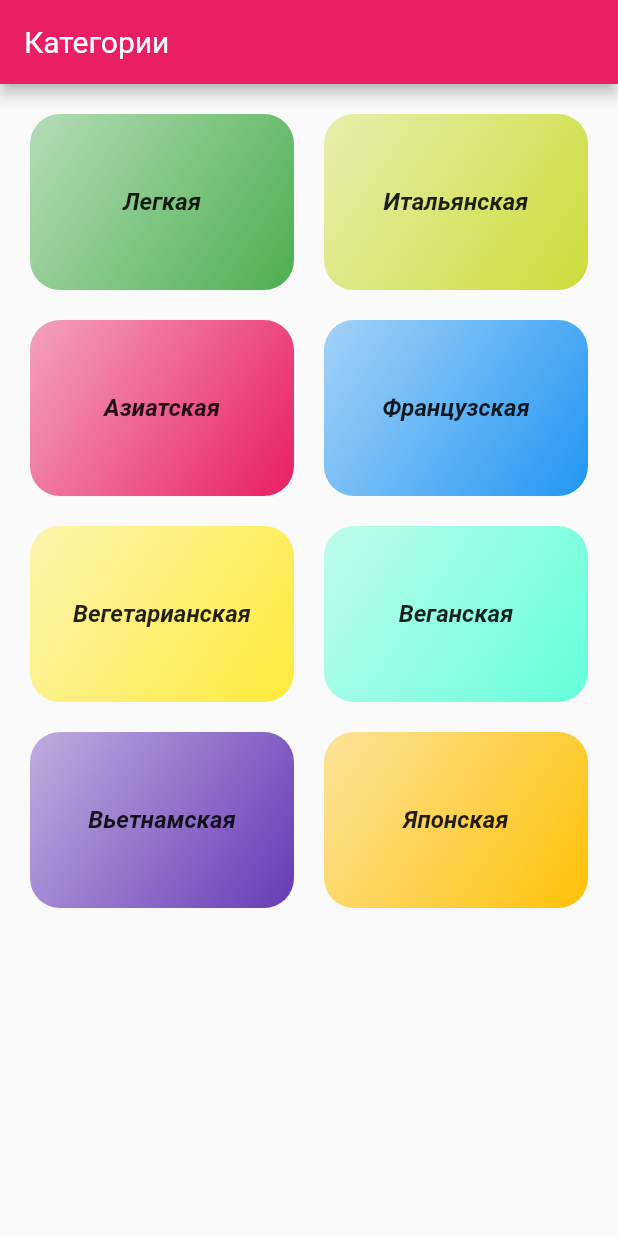
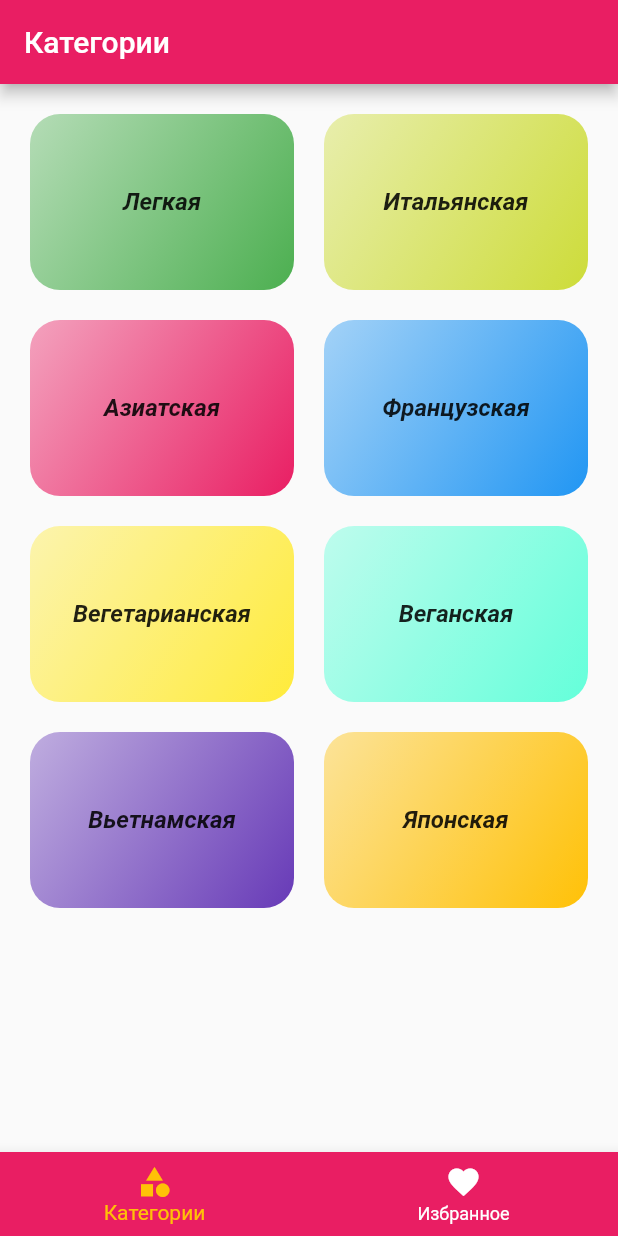
Before and after one commit to Puzikovsa/meal_app, a Flutter app: the screen it shows after launch, on a phone screen of 412 x 824 dp. Run offline on Flutter 3.47's test engine with Material 2 defaults, Android fonts, the phone set to English and light mode, and no system bars.

Commit message:
added tab_page.dart

```diff
--- a/lib/data.dart
+++ b/lib/data.dart
@@ -19,7 +19,7 @@ class MockData {
           id: '01',
           title: 'Спагетти с томатным соусом',
           imageURL:
-              'https://kartinkin.net/uploads/posts/2021-07/1625183698_26-kartinkin-com-p-pasta-boloneze-yeda-krasivo-foto-33.jpg',
+              'https://eda.ru/img/eda/c620x415/s1.eda.ru/StaticContent/Photos/120213182322/120213182408/p_O.jpg',
           ingredients: [
             '4 томата',
             'столовая ложка оливкового масла',
--- a/lib/main.dart
+++ b/lib/main.dart
@@ -1,6 +1,6 @@
 import 'package:flutter/material.dart';
 import 'package:meal_app/widgets/pages/category_meals_page.dart';
-import 'package:meal_app/widgets/pages/category_page.dart';
+import 'package:meal_app/widgets/pages/tab_page.dart';
 
 void main() {
   runApp(const MyApp());
@@ -14,7 +14,11 @@ class MyApp extends StatelessWidget {
     return MaterialApp(
       debugShowCheckedModeBanner: false,
       theme: ThemeData(
-        primarySwatch: Colors.pink,
+        primaryColor: Colors.pink,
+          colorScheme: ColorScheme.fromSwatch(
+            primarySwatch: Colors.pink,
+            accentColor: Colors.amber,
+          ),
           textTheme: const TextTheme(
           headline1: TextStyle(
             fontWeight: FontWeight.w400,
@@ -33,7 +37,7 @@ class MyApp extends StatelessWidget {
       ),
       initialRoute: '/',
       routes: {
-        '/': (context) => const CategoryPage(),
+        '/': (context) => const TabPage(),
         CategoryMealsPage.route : (context) => const CategoryMealsPage(),
       },
     );
--- a/lib/widgets/pages/category_page.dart
+++ b/lib/widgets/pages/category_page.dart
@@ -7,12 +7,7 @@ class CategoryPage extends StatelessWidget {
 
   @override
   Widget build(BuildContext context) {
-    return Scaffold(
-      appBar: AppBar(
-        title: Text('Категории',
-        style: Theme.of(context).textTheme.headline1,),
-      ),
-      body: GridView(
+    return GridView(
       padding: const EdgeInsets.all(20),
       gridDelegate: const SliverGridDelegateWithFixedCrossAxisCount(
         crossAxisCount: 2,
@@ -20,10 +15,9 @@ class CategoryPage extends StatelessWidget {
         mainAxisSpacing: 20,
         crossAxisSpacing: 20,
       ),
-        children:
-        MockData.getCategories.map((category) =>
-            CategoryItem(category: category)).toList(),
-      ),
+      children: MockData.getCategories
+          .map((category) => CategoryItem(category: category))
+          .toList(),
     );
   }
 }
--- /dev/null
+++ b/lib/widgets/pages/tab_page.dart
@@ -0,0 +1,62 @@
+import 'package:flutter/material.dart';
+import 'package:meal_app/widgets/pages/category_page.dart';
+
+class TabPage extends StatefulWidget {
+  const TabPage({super.key});
+
+  @override
+  State<StatefulWidget> createState() => _TabPageState();
+}
+
+class _TabPageState extends State<TabPage> {
+  int _selectedPageIndex = 0;
+  late List<Map<String, Object>> _pages;
+
+  @override
+  void initState() {
+    _pages = [
+      {
+        'page': CategoryPage(),
+        'title': 'Категории',
+      },
+      {
+        'page': CategoryPage(),
+        'title': 'Избранное',
+      },
+    ];
+
+    super.initState();
+  }
+
+  @override
+  Widget build(BuildContext context) {
+    return Scaffold(
+      appBar: AppBar(
+        title: Text(_pages[_selectedPageIndex]['title'] as String),
+      ),
+      body: _pages[_selectedPageIndex]['page'] as Widget,
+      bottomNavigationBar: BottomNavigationBar(
+        onTap: _onSelected,
+        backgroundColor: Theme.of(context).primaryColor,
+        unselectedItemColor: Colors.white,
+        selectedItemColor: Theme.of(context).colorScheme.secondary,
+        items: const [
+          BottomNavigationBarItem(
+            icon: Icon(Icons.category),
+            label: 'Категории',
+          ),
+          BottomNavigationBarItem(
+            icon: Icon(Icons.favorite),
+            label: 'Избранное',
+          ),
+        ],
+      ),
+    );
+  }
+
+  void _onSelected(int value) {
+    setState(() {
+      _selectedPageIndex = value;
+    });
+  }
+}
```
Lines whose indentation alone changed are shown as unchanged.
